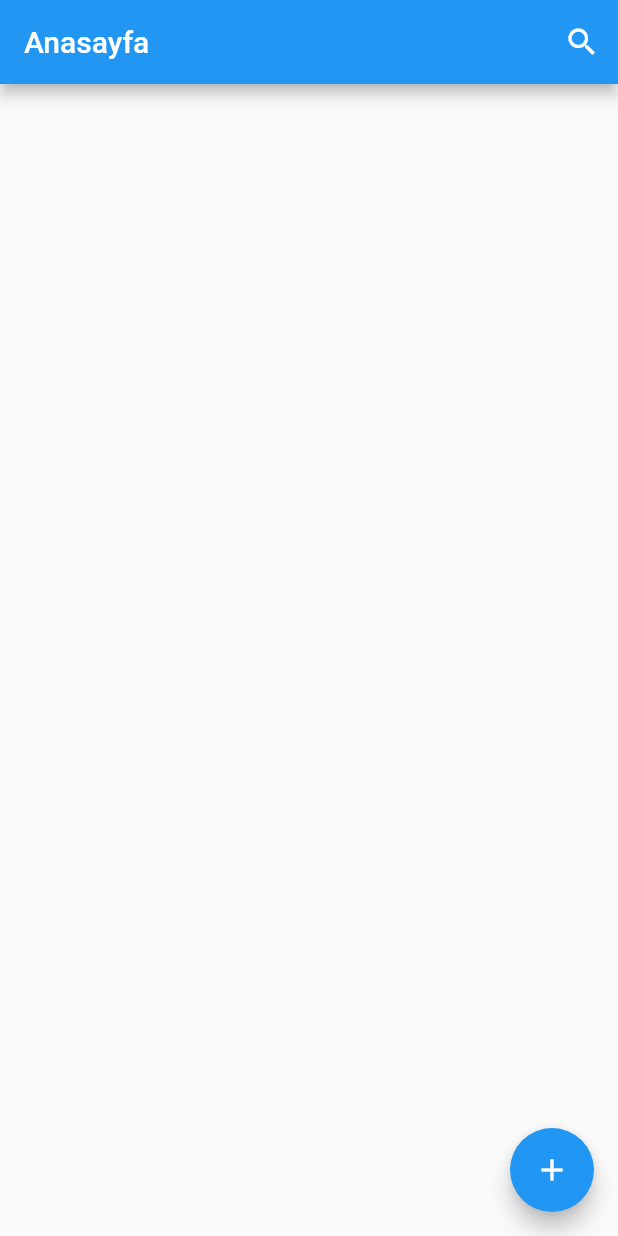
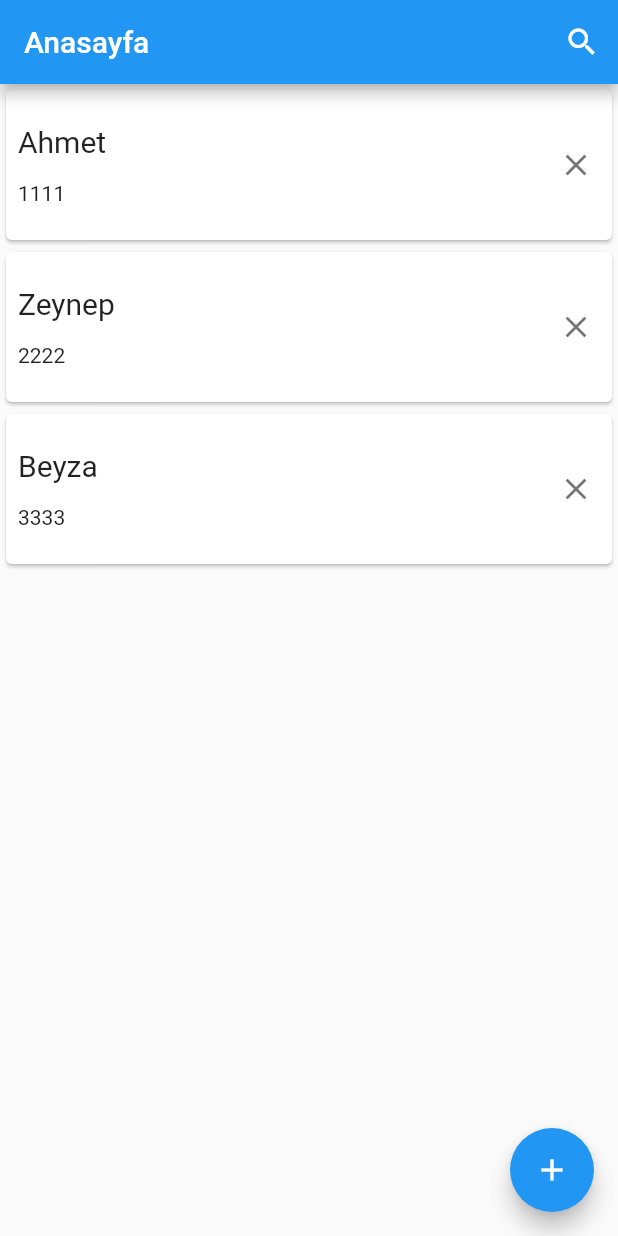
Before and after one commit to mucahitgok0/flutter_start_, a Flutter app: the screen it shows after launch, on a phone screen of 412 x 824 dp. Run offline on Flutter 3.47's test engine with Material 2 defaults, Android fonts, the phone set to English and light mode, and no system bars.

Commit message:
kisiler uygulaması card tasarımı yapıldı

```diff
--- a/lib/kisiler_uygulamasi/ui/views/anasayfa.dart
+++ b/lib/kisiler_uygulamasi/ui/views/anasayfa.dart
@@ -3,7 +3,7 @@ import 'package:flutter_dersleri/kisiler_uygulamasi/data/entity/kisiler.dart';
 import 'package:flutter_dersleri/kisiler_uygulamasi/ui/views/detay_sayfa.dart';
 import 'package:flutter_dersleri/kisiler_uygulamasi/ui/views/kayit_sayfa.dart';
 
-import 'detay_sayfa.dart';
+
 
 class Anasyfa extends StatefulWidget {
   const Anasyfa({Key? key}) : super(key: key);
@@ -28,6 +28,10 @@ class _AnasyfaState extends State<Anasyfa> {
     kisilerListesi.add(k2);
     kisilerListesi.add(k3);
     return kisilerListesi;
+  }
+
+  Future <void> sil (int kisi_id) async{
+    print("Kişi Sil: ${kisi_id}");
   }
 
   @override
@@ -56,7 +60,63 @@ class _AnasyfaState extends State<Anasyfa> {
         ],
 
       ),
-
+      body: FutureBuilder<List<Kisiler>>(
+        future: kisileriYukle(),
+        builder: (context, snapshots){
+          if(snapshots.hasData){
+            var kisilerListesi = snapshots.data;
+            return ListView.builder(
+              itemCount: kisilerListesi!.length,
+              itemBuilder:(context, indeks){
+                var kisi = kisilerListesi[indeks];
+                return GestureDetector(
+                  onTap: (){
+                    Navigator.push(context, MaterialPageRoute(builder: (context) => DetaySayfa(kisi: kisi)))
+                        .then((value){
+                      print("Detay sayfaya dönüldü");
+                    });
+                  },
+                  child: Card(
+                    child: SizedBox(height: 100,
+                      child: Row(
+                        children: [
+                          Padding(
+                            padding: const EdgeInsets.all(8.0),
+                            child: Column(
+                              mainAxisAlignment: MainAxisAlignment.spaceEvenly,
+                              crossAxisAlignment: CrossAxisAlignment.start,
+                              children: [
+                                Text(kisi.kisi_ad,style: const TextStyle(fontSize: 20),),
+                                Text(kisi.kisi_tel),
+                              ],
+                            ),
+                          ),
+                          const Spacer(),
+                          IconButton(onPressed: (){
+                            setState(() {
+                              ScaffoldMessenger.of(context).showSnackBar(
+                                  SnackBar(content: Text("${kisi.kisi_ad} silinsin mi?"),
+                                  action: SnackBarAction(label: "Evet",
+                                      onPressed: (){
+                                    sil(kisi.kisi_id);
+                                      }
+                                  ),
+                                  ));
+                            });
+                          }, icon: Icon(Icons.clear),color: Colors.black54,)
+                        ],
+                      ),
+                    ),
+                  ),
+                );
+              },
+            );
+          }
+          else{
+            return const Center();
+          }
+        },
+      ),
 
       floatingActionButton: FloatingActionButton(
         onPressed: (){
```
